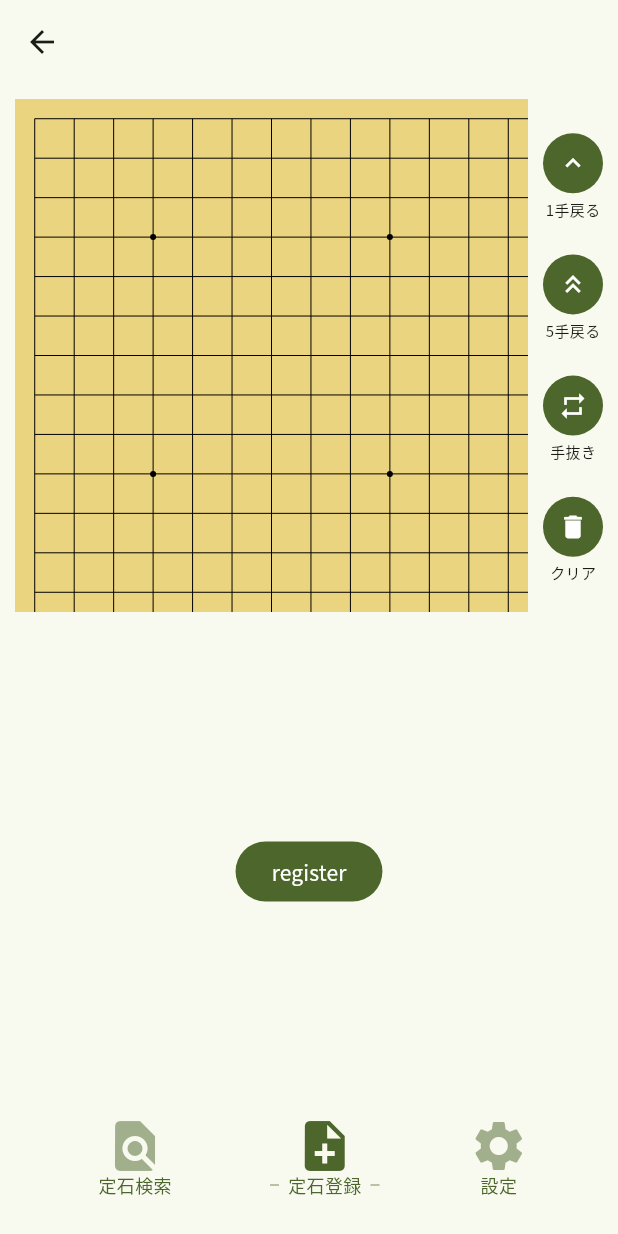
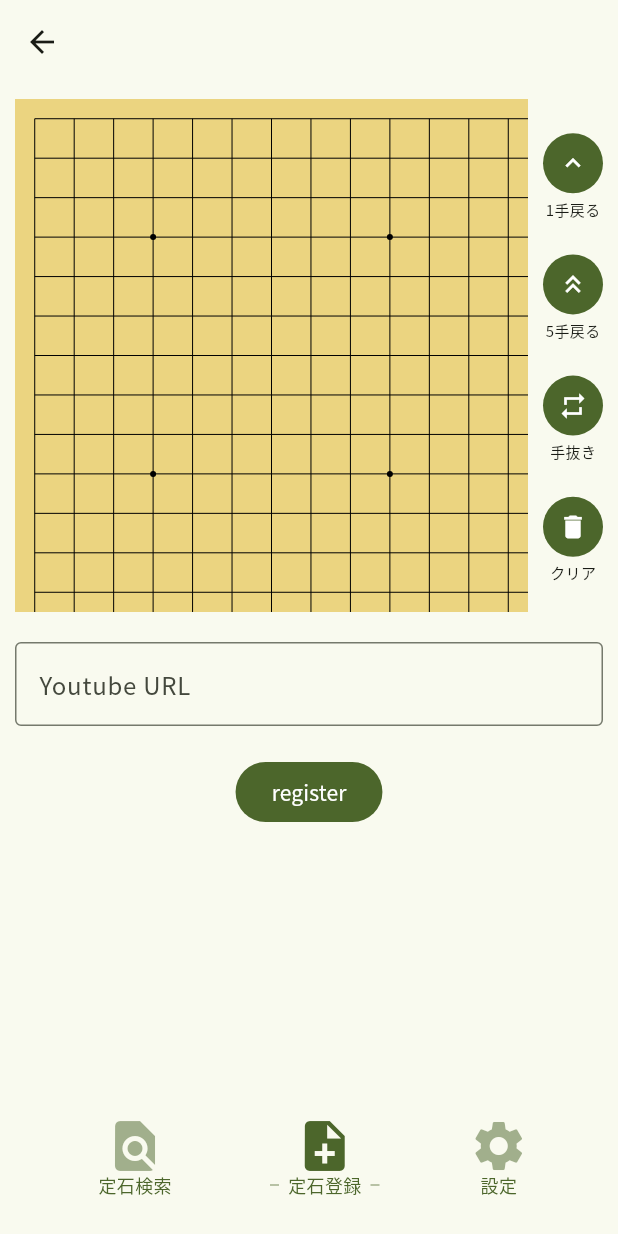
Before and after one commit to usatyo/sugomori, a Flutter app: the screen it shows after launch, item 2 of the bottom bar chosen, after a tap on "register", on a phone screen of 412 x 824 dp. Run offline on Flutter 3.47's test engine with Material 3 defaults, Android fonts, the phone set to English and light mode, and no system bars; our stand-ins replace google_fonts, youtube_player_flutter; missing offline and left inert: flutter_scroll_shadow; network calls fail.

Commit message:
fix nil bug

```diff
--- a/frontend/lib/page/register_page.dart
+++ b/frontend/lib/page/register_page.dart
@@ -16,6 +16,17 @@ class _RegisterPageState extends State<RegisterPage> {
   String videoId = "";
   Joseki joseki = Joseki([]);
 
+  void onChangeUrl(String url) {
+    setState(() {
+      Uri uri = Uri.parse(url);
+      if (uri.host != "www.youtube.com" && uri.host != "youtu.be") {
+        videoId = "";
+        return;
+      }
+      videoId = uri.queryParameters['v'] ?? "";
+    });
+  }
+
   @override
   Widget build(BuildContext context) {
     return Scaffold(
@@ -28,18 +39,30 @@ class _RegisterPageState extends State<RegisterPage> {
             child: Goban(joseki: joseki),
           ),
           Expanded(
-            child: Container(
+            child: Column(
+              children: [
+                Container(
+                  padding: EdgeInsets.all(10),
+                  alignment: Alignment.center,
+                  child: TextField(
+                    onChanged: onChangeUrl,
+                    decoration: InputDecoration(
+                      labelText: "Youtube URL",
+                      border: OutlineInputBorder(),
+                    ),
+                  ),
+                ),
+                Container(
                   padding: EdgeInsets.all(10),
                   alignment: Alignment.center,
                   child: FilledButton(
                     onPressed: () {
-                  josekiApiService.postJoseki(
-                    joseki,
-                    "PTdC1aVH-LQ",
-                  );
+                      josekiApiService.postJoseki(joseki, videoId);
                     },
                     child: Text("register"),
                   ),
+                ),
+              ],
             ),
           ),
           BottomMenu(),
```
Also changed, not shown: 2 other files. Lines whose indentation alone changed are shown as unchanged.
